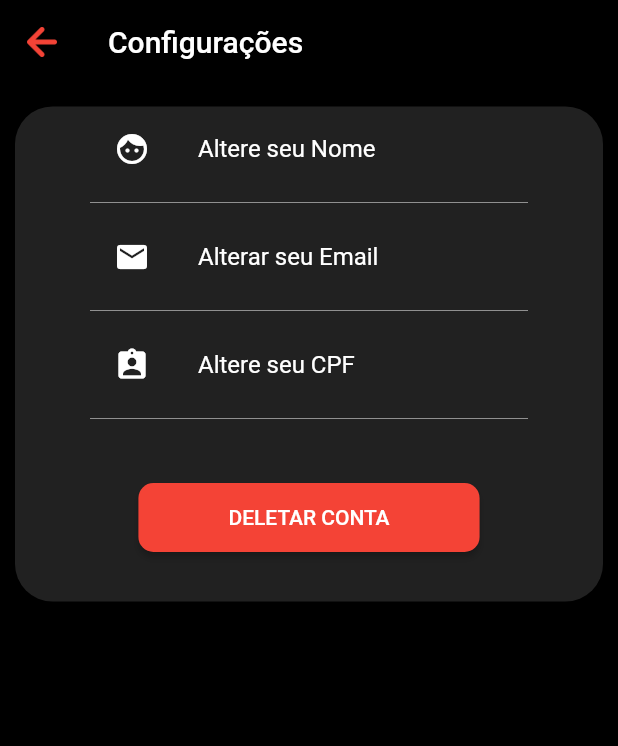
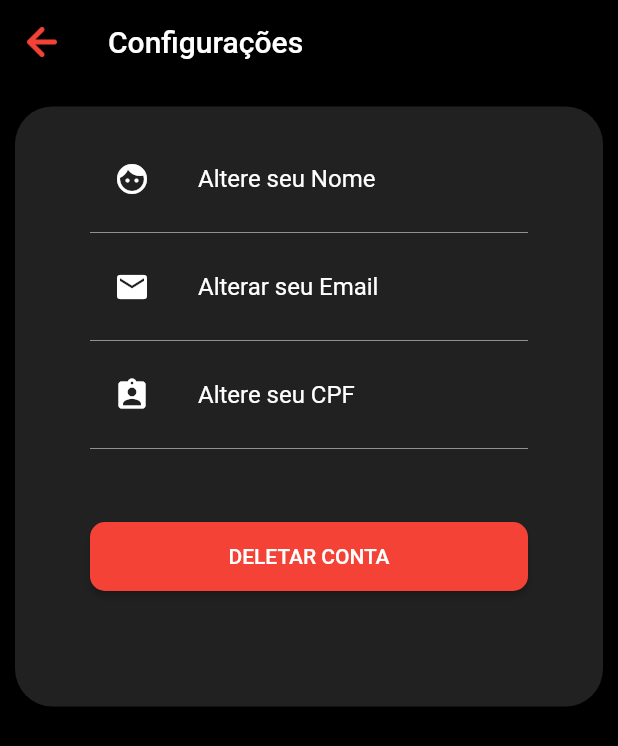
Before and after one commit to HenriqueAmorim20/APP_Agile_Gas, a Flutter app: the Configuracoes screen opened directly, on a phone screen of 412 x 824 dp. Shown: the top 746 px of the screen. Run offline on Flutter 3.47's test engine with Material 2 defaults, Android fonts, the phone set to English and light mode, and no system bars; our stand-ins replace cloud_firestore, firebase_auth, firebase_core, flutter_spinkit, geolocator, google_maps_flutter; missing offline and left inert: geoflutterfire; accounts and stored records are empty.

Commit message:
Resolvendo alguns problemas de overflow de pixels

```diff
--- a/lib/screens/home/home.dart
+++ b/lib/screens/home/home.dart
@@ -68,7 +68,7 @@ class _HomeState extends State<Home> {
                                         content: Stack(
                                           overflow: Overflow.visible,
                                           children: <Widget>[
-                                            Form(
+                                            SingleChildScrollView(
                                               child: Column(
                                                 mainAxisSize: MainAxisSize.min,
 
--- a/lib/screens/sidemenu/configuracoes.dart
+++ b/lib/screens/sidemenu/configuracoes.dart
@@ -43,9 +43,10 @@ class _ConfiguracoesState extends State<Configuracoes>{
             }
         ),
       ),
-      body: Container(
+      body: SingleChildScrollView(
+        child:Container(
           margin: new EdgeInsets.symmetric(vertical:15, horizontal: 10),
-        height:330,
+          height:400,
           padding: EdgeInsets.symmetric(horizontal: 50),
           decoration: BoxDecoration(
               color: Colors.grey[900],
@@ -59,9 +60,10 @@ class _ConfiguracoesState extends State<Configuracoes>{
           child: Column(
             children: [
               Container(
-              height: 250.0,
+                height: 400.0,
                 child: ListView(
                   children: <Widget>[
+                    SizedBox(height: 20),
                     ListTile(
                         leading: Icon(Icons.face,
                             color: Colors.white),
@@ -442,9 +444,7 @@ class _ConfiguracoesState extends State<Configuracoes>{
                     Divider(
                       color: Colors.white.withOpacity(0.5),
                     ),
-                ],
-              ),
-            ),
+                    SizedBox(height: 40),
                     RaisedButton(
                         color: Colors.red,
                         shape: RoundedRectangleBorder(borderRadius: BorderRadius.circular(10)),
@@ -461,7 +461,12 @@ class _ConfiguracoesState extends State<Configuracoes>{
                     ),
                   ],
                 ),
+              ),
 
+            ],
+          ),
+
+        ),
       ),
     );
   }
```
Also changed, not shown: pubspec.lock. Lines whose indentation alone changed are shown as unchanged.
